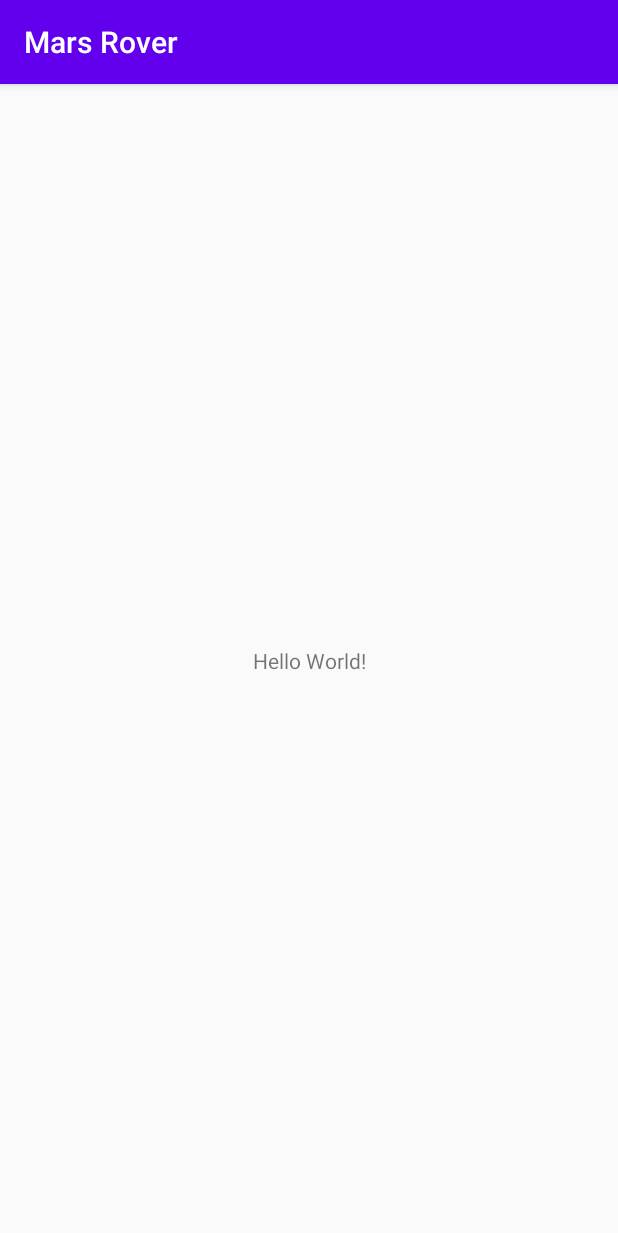
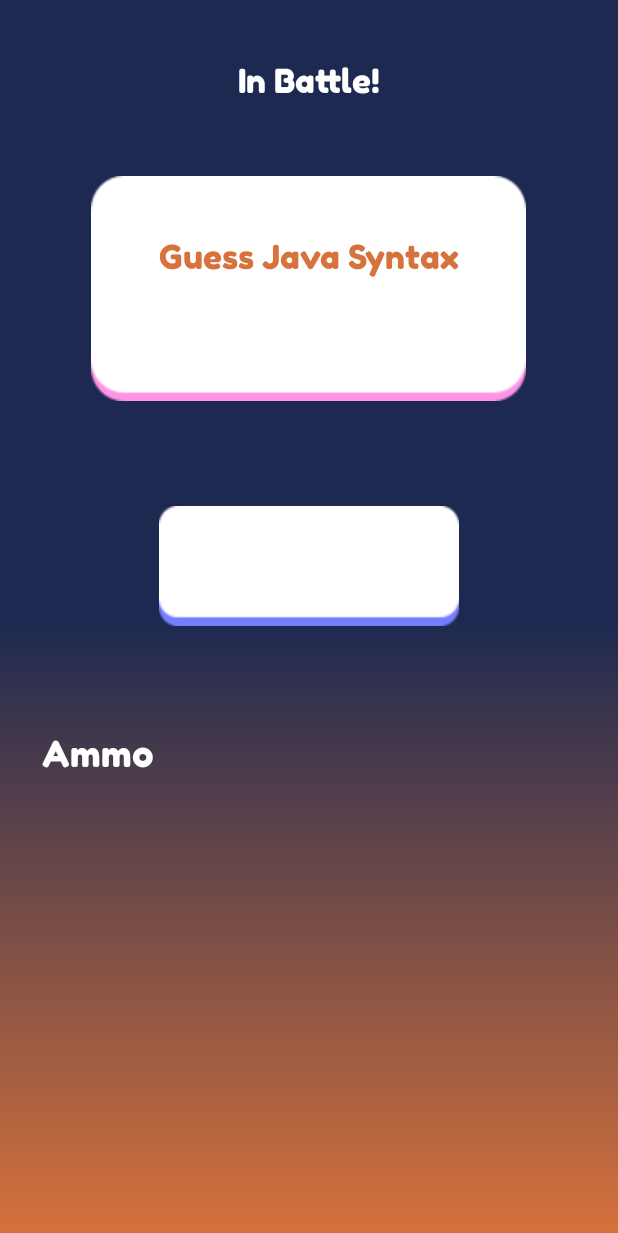
Before and after one commit to mildProcrastinator/hello-world, an Android app: the screen it shows after launch (MainActivity), on a phone screen of 412 x 824 dp. Shown: the top 1233 px of the screen. Run offline under Robolectric (Android 15) with nearby library versions, the phone set to English and light mode, and no system bars.

Commit message:
initial commit for assignment

```diff
--- a/MarsRover/app/src/main/java/com/GroupAssignment/marsrover/MainActivity.java
+++ b/MarsRover/app/src/main/java/com/GroupAssignment/marsrover/MainActivity.java
@@ -2,13 +2,63 @@ package com.GroupAssignment.marsrover;
 
 import androidx.appcompat.app.AppCompatActivity;
 
+import android.graphics.Typeface;
 import android.os.Bundle;
+import android.view.Gravity;
+import android.widget.EditText;
+import android.widget.LinearLayout;
+import android.widget.TextView;
+
+import com.GroupAssignment.marsrover.Model.Question;
+
+import java.util.ArrayList;
 
 public class MainActivity extends AppCompatActivity {
 
+    TextView textScreen, textQuestion, textTitle;
+
+    ArrayList<Question> questions = Question.generateQuestions();
     @Override
     protected void onCreate(Bundle savedInstanceState) {
         super.onCreate(savedInstanceState);
         setContentView(R.layout.activity_main);
+
+
+        Question currQuestion = questions.get(0);
+        for(int i=0;i<currQuestion.getKeys().length();i++){
+            addView(((LinearLayout) findViewById(R.id.layoutParent)), Character.toString(currQuestion.getKeys().charAt(i)), ((EditText) findViewById(R.id.editText)));
+        }
+
+    }
+
+    private void addView(LinearLayout viewParents, final String text, final EditText editText) {
+        LinearLayout.LayoutParams linearLayoutParams = new LinearLayout.LayoutParams(
+                LinearLayout.LayoutParams.WRAP_CONTENT,
+                LinearLayout.LayoutParams.WRAP_CONTENT
+        );
+
+        linearLayoutParams.rightMargin = 30;
+
+        final TextView textView = new TextView(this);
+
+        textView.setLayoutParams(linearLayoutParams);
+        textView.setBackground(this.getResources().getDrawable(R.drawable.bgpink));
+        textView.setTextColor(this.getResources().getColor(R.color.colorPurple));
+        textView.setGravity(Gravity.CENTER);
+        textView.setText(text);
+        textView.setClickable(true);
+        textView.setFocusable(true);
+        textView.setTextSize(32);
+
+        Typeface typeface = Typeface.createFromAsset(getAssets(), "fonts/FredokaOneRegular.ttf");
+
+        textQuestion = (TextView) findViewById(R.id.textQuestion);
+        textScreen = (TextView) findViewById(R.id.textScreen);
+        textTitle = (TextView) findViewById(R.id.textTitle);
+
+        textQuestion.setTypeface(typeface);
+        textScreen.setTypeface(typeface);
+        textTitle.setTypeface(typeface);
+
     }
 }
--- /dev/null
+++ b/MarsRover/app/src/main/java/com/GroupAssignment/marsrover/Model/Question.java
@@ -0,0 +1,43 @@
+package com.GroupAssignment.marsrover.Model;
+
+import java.util.ArrayList;
+import java.util.Random;
+
+public class Question {
+
+    private int pressCounter = 0;
+    private int maxPressCounter;
+    private String keys;
+    private String answer;
+
+    public Question(int maxPressCounter, String answer, String keys) {
+        this.pressCounter = 0;
+        this.maxPressCounter = maxPressCounter;
+        this.answer = answer;
+        this.keys = keys;
+    }
+
+    public int getPressCounter() {
+        return pressCounter;
+    }
+
+    public int getMaxPressCounter() {
+        return maxPressCounter;
+    }
+
+    public String getKeys() {
+        return keys;
+    }
+
+    public String getAnswer() {
+        return answer;
+    }
+
+    public static ArrayList<Question> generateQuestions() {
+        ArrayList<Question> questions = new ArrayList<>();
+        questions.add(new Question(3,"int","ixnct"));
+
+        return questions;
+    }
+
+}
--- /dev/null
+++ b/MarsRover/app/src/main/res/drawable/bgapp.xml
@@ -0,0 +1,11 @@
+<?xml version="1.0" encoding="utf-8"?>
+<shape xmlns:android="http://schemas.android.com/apk/res/android">
+
+    <gradient
+        android:startColor="#1D2951"
+        android:centerColor="#1D2951"
+        android:endColor="#D6723B"
+        android:angle="270"
+        />
+
+</shape>
--- a/MarsRover/app/src/main/res/layout/activity_main.xml
+++ b/MarsRover/app/src/main/res/layout/activity_main.xml
@@ -1,18 +1,76 @@
 <?xml version="1.0" encoding="utf-8"?>
-<androidx.constraintlayout.widget.ConstraintLayout xmlns:android="http://schemas.android.com/apk/res/android"
+<LinearLayout xmlns:android="http://schemas.android.com/apk/res/android"
     xmlns:app="http://schemas.android.com/apk/res-auto"
     xmlns:tools="http://schemas.android.com/tools"
     android:layout_width="match_parent"
     android:layout_height="match_parent"
+    android:orientation="vertical"
+    android:background="@drawable/bgapp"
     tools:context=".MainActivity">
 
     <TextView
+        android:id="@+id/textScreen"
+        android:layout_marginTop="40dp"
         android:layout_width="wrap_content"
         android:layout_height="wrap_content"
-        android:text="Hello World!"
-        app:layout_constraintBottom_toBottomOf="parent"
-        app:layout_constraintLeft_toLeftOf="parent"
-        app:layout_constraintRight_toRightOf="parent"
-        app:layout_constraintTop_toTopOf="parent" />
+        android:layout_gravity="center"
+        android:text="In Battle!"
+        android:textColor="#FFF"
+        android:textSize="22sp" />
 
-</androidx.constraintlayout.widget.ConstraintLayout>
+    <LinearLayout
+        android:layout_marginTop="50dp"
+        android:layout_gravity="center"
+        android:background="@drawable/bgquestion"
+        android:orientation="vertical"
+        android:layout_width="290dp"
+        android:layout_height="150dp">
+        <TextView
+            android:textAlignment="center"
+            android:id="@+id/textQuestion"
+            android:layout_marginTop="40dp"
+            android:layout_width="200dp"
+            android:lineSpacingExtra="6dp"
+            android:layout_height="wrap_content"
+            android:layout_gravity="center"
+            android:text="Guess Java Syntax"
+            android:textColor="#D6723B"
+            android:textSize="22sp" />
+
+    </LinearLayout>
+
+    <EditText
+        android:id="@+id/editText"
+        android:padding="10dp"
+        android:clickable="false"
+        android:focusable="false"
+        android:textColor="#D6723B"
+        android:textSize="32sp"
+        android:layout_marginTop="70dp"
+        android:layout_marginBottom="70dp"
+        android:layout_gravity="center"
+        android:gravity="center"
+        android:background="@drawable/bgpurple"
+        android:layout_width="200dp"
+        android:layout_height="80dp" />
+
+    <TextView
+        android:id="@+id/textTitle"
+        android:text="Ammo"
+        android:textSize="24sp"
+        android:textColor="#FFF"
+        android:layout_marginRight="28dp"
+        android:layout_marginLeft="28dp"
+        android:layout_width="match_parent"
+        android:layout_height="wrap_content"
+        android:layout_marginBottom="16dp"
+        />
+
+    <LinearLayout
+        android:id="@+id/layoutParent"
+        android:layout_marginLeft="24dp"
+        android:layout_marginRight="24dp"
+        android:orientation="horizontal"
+        android:layout_width="match_parent"
+        android:layout_height="wrap_content"/>
+</LinearLayout>
--- a/MarsRover/app/src/main/res/values/colors.xml
+++ b/MarsRover/app/src/main/res/values/colors.xml
@@ -1,6 +1,7 @@
 <?xml version="1.0" encoding="utf-8"?>
 <resources>
     <color name="colorPrimary">#6200EE</color>
-    <color name="colorPrimaryDark">#3700B3</color>
+    <color name="colorPrimaryDark">#1D2951</color>
     <color name="colorAccent">#03DAC5</color>
+    <color name="colorPurple">#332FA2</color>
 </resources>
--- a/MarsRover/app/src/main/res/values/styles.xml
+++ b/MarsRover/app/src/main/res/values/styles.xml
@@ -1,7 +1,7 @@
 <resources>
 
     <!-- Base application theme. -->
-    <style name="AppTheme" parent="Theme.AppCompat.Light.DarkActionBar">
+    <style name="AppTheme" parent="Theme.AppCompat.Light.NoActionBar">
         <!-- Customize your theme here. -->
         <item name="colorPrimary">@color/colorPrimary</item>
         <item name="colorPrimaryDark">@color/colorPrimaryDark</item>
```
Also changed, not shown: MarsRover/app/src/main/assets/fonts/FredokaOneRegular.ttf (added), MarsRover/app/src/main/res/drawable/bgbtn.png (added), MarsRover/app/src/main/res/drawable/bgpink.png (added), MarsRover/app/src/main/res/drawable/bgpurple.png (added), MarsRover/app/src/main/res/drawable/bgquestion.png (added), MarsRover/app/src/main/res/drawable/icboss.png (added).
